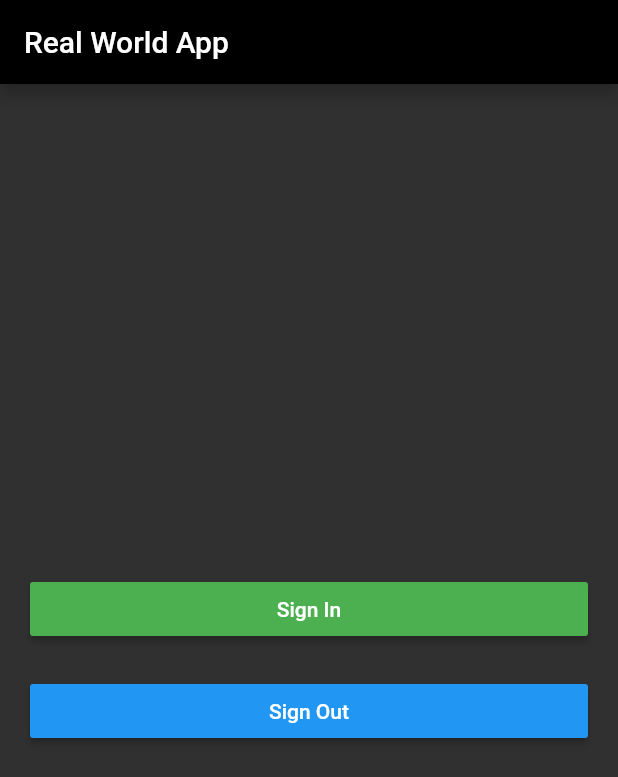
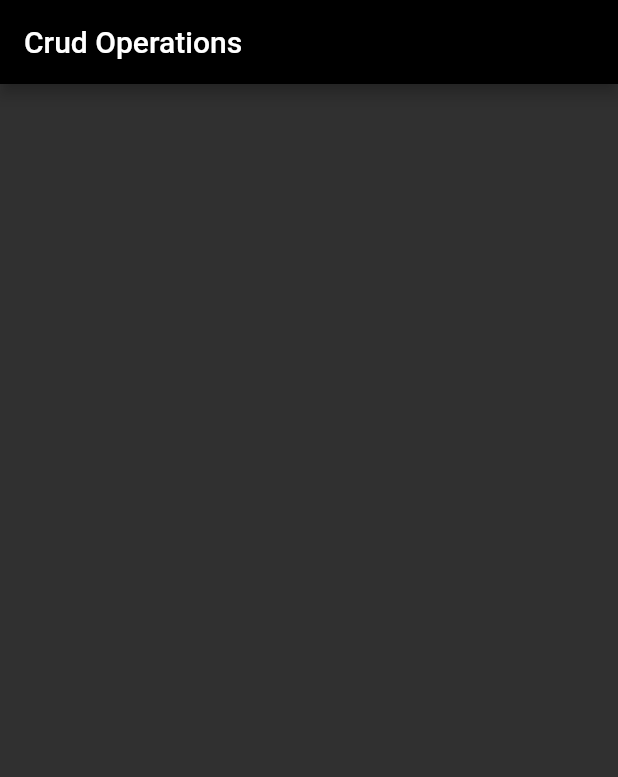
Before and after one commit to JoyalAJohney/RealWorldApp-flutter, a Flutter app: the screen it shows after launch, on a phone screen of 412 x 824 dp. Shown: the top 777 px of the screen. Run offline on Flutter 3.47's test engine with Material 2 defaults, Android fonts, the phone set to English and light mode, and no system bars; our stand-ins replace firebase_auth, google_sign_in; accounts and stored records are empty.

Commit message:
Create CRUD.dart file

```diff
--- /dev/null
+++ b/lib/CRUD.dart
@@ -0,0 +1,20 @@
+import 'package:flutter/material.dart';
+
+class CrudOperation extends StatefulWidget {
+  @override
+  _CrudOperationState createState() => _CrudOperationState();
+}
+
+class _CrudOperationState extends State<CrudOperation> {
+  @override
+  Widget build(BuildContext context) {
+    return Scaffold(
+      appBar: AppBar(
+        title: Text("Crud Operations"),
+      ),
+      body: Center(
+
+      ),
+    );
+  }
+}
--- a/lib/main.dart
+++ b/lib/main.dart
@@ -1,8 +1,5 @@
-import 'dart:async';
-
 import 'package:flutter/material.dart';
-import 'package:firebase_auth/firebase_auth.dart';
-import 'package:google_sign_in/google_sign_in.dart';
+import './CRUD.dart';
 
 void main() => runApp(MaterialApp(
   theme: ThemeData(
@@ -10,61 +7,5 @@ void main() => runApp(MaterialApp(
     primaryColor: Colors.black,
     accentColor: Colors.green,
   ),
-  home: RealWorldApp(),
+  home: CrudOperation(),
 ));
-
-
-class RealWorldApp extends StatelessWidget {
-
-  final FirebaseAuth _auth = FirebaseAuth.instance;
-  final GoogleSignIn googleSignIn = GoogleSignIn();
-
-  Future<FirebaseUser> _signIn() async {
-    GoogleSignInAccount googleSignInAccount = await googleSignIn.signIn();
-    GoogleSignInAuthentication gSA = await googleSignInAccount.authentication;
-
-    FirebaseUser user = await _auth.signInWithGoogle(
-      idToken: gSA.idToken,
-      accessToken: gSA.accessToken
-    );
-
-    print("User Name: ${user.displayName}");
-    return user;
-  }
-
-  void _signOut(){
-    googleSignIn.signOut();
-    print("User Signed Out");
-  }
-
-  @override
-  Widget build(BuildContext context) {
-    return Scaffold(
-      appBar: AppBar(
-        title: Text("Real World App"),
-      ),
-      body: Padding(
-        padding: const EdgeInsets.all(20.0),
-        child: Column(
-          mainAxisAlignment: MainAxisAlignment.center,
-          crossAxisAlignment: CrossAxisAlignment.stretch,
-          children: <Widget>[
-            RaisedButton(
-              onPressed: ()=> _signIn().then((FirebaseUser user)=>print(user)).catchError((e)=>print(e)),
-              child: Text("Sign In"),
-              color: Colors.green,
-            ),
-            Padding(
-              padding: const EdgeInsets.all(10.0),
-            ),
-            RaisedButton(
-              onPressed: _signOut,
-              child: Text("Sign Out"),
-              color: Colors.blue,
-            )
-          ],
-        ),
-      ),
-    );
-  }
-}
--- a/pubspec.yaml
+++ b/pubspec.yaml
@@ -11,6 +11,7 @@ dependencies:
   http: "^0.11.3+16"
   firebase_auth:
   google_sign_in:
+  firebase_database:
 
 dev_dependencies:
   flutter_test:
```
Also changed, not shown: lib/authenication.dart (added, +61 -0 lines), pubspec.lock, 1 other file.
